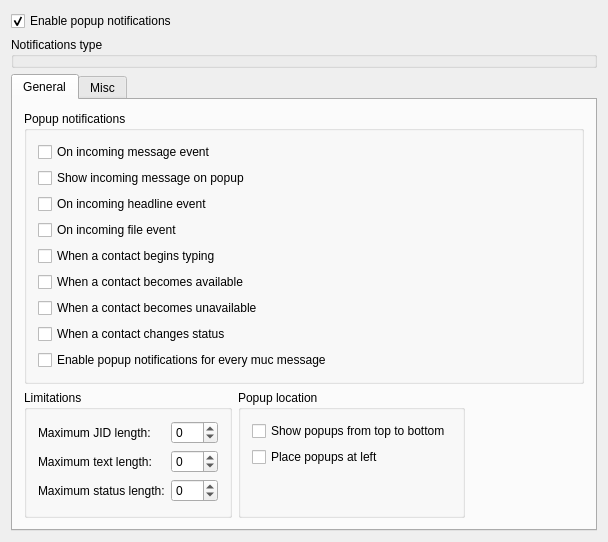
First picture: the form in src/options/opt_popups.ui, repository psi-im/psi, before the edit.
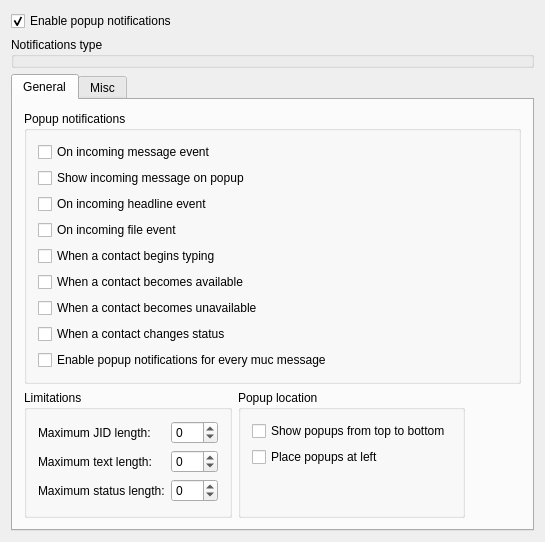
Second picture: the form after the edit.

Commit message: Options: Prevent flickering when switching tabs

Diff of the .ui file:
```diff
--- a/src/options/opt_popups.ui
+++ b/src/options/opt_popups.ui
@@ -6,8 +6,8 @@
    <rect>
     <x>0</x>
     <y>0</y>
-    <width>608</width>
-    <height>520</height>
+    <width>545</width>
+    <height>528</height>
    </rect>
   </property>
   <property name="windowTitle">
```
The commit also changes 1 other file.
